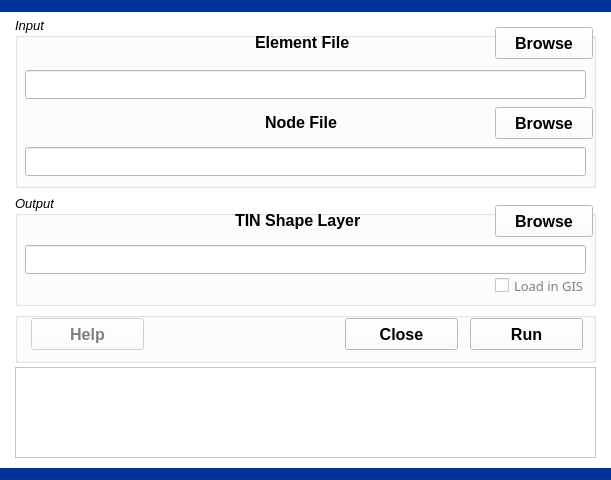
Before: the Qt Designer form 4DomainDecomposition/3TINShapeLayer/tinshapelayer.ui in leonard-psu/PIHMgis, drawn with Qt 5.
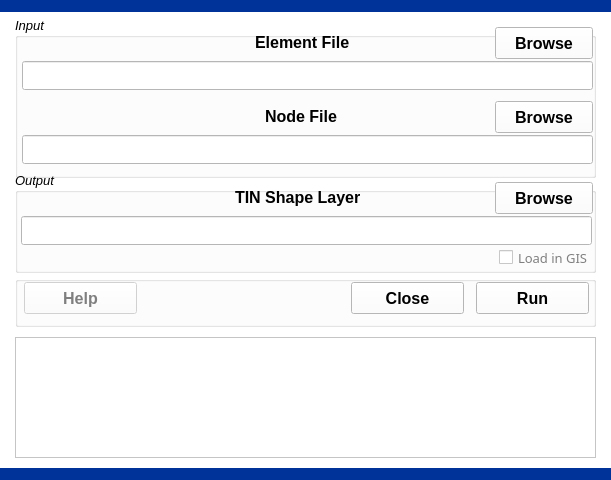
After: the same form once the commit is applied.

What changed in the file:
```diff
--- a/4DomainDecomposition/3TINShapeLayer/tinshapelayer.ui
+++ b/4DomainDecomposition/3TINShapeLayer/tinshapelayer.ui
@@ -438,7 +438,7 @@
    <property name="geometry">
     <rect>
      <x>15</x>
-     <y>312</y>
+     <y>276</y>
      <width>581</width>
      <height>51</height>
     </rect>
@@ -452,7 +452,7 @@
     </property>
     <property name="geometry">
      <rect>
-      <x>16</x>
+      <x>9</x>
       <y>6</y>
       <width>113</width>
       <height>32</height>
@@ -476,7 +476,7 @@
    <widget class="QPushButton" name="pushButtonClose">
     <property name="geometry">
      <rect>
-      <x>330</x>
+      <x>336</x>
       <y>6</y>
       <width>113</width>
       <height>32</height>
@@ -500,7 +500,7 @@
    <widget class="QPushButton" name="pushButtonRun">
     <property name="geometry">
      <rect>
-      <x>455</x>
+      <x>461</x>
       <y>6</y>
       <width>113</width>
       <height>32</height>
@@ -975,9 +975,9 @@
    <property name="geometry">
     <rect>
      <x>15</x>
-     <y>195</y>
+     <y>172</y>
      <width>581</width>
-     <height>111</height>
+     <height>101</height>
     </rect>
    </property>
    <property name="font">
@@ -1037,16 +1037,17 @@
    <widget class="QLineEdit" name="lineEditTINFile">
     <property name="geometry">
      <rect>
-      <x>10</x>
-      <y>50</y>
-      <width>561</width>
+      <x>6</x>
+      <y>44</y>
+      <width>571</width>
       <height>29</height>
      </rect>
     </property>
     <property name="font">
      <font>
-      <pointsize>10</pointsize>
+      <pointsize>11</pointsize>
       <weight>75</weight>
+      <italic>false</italic>
       <bold>true</bold>
      </font>
     </property>
@@ -1063,8 +1064,8 @@
     </property>
     <property name="geometry">
      <rect>
-      <x>480</x>
-      <y>80</y>
+      <x>484</x>
+      <y>75</y>
       <width>91</width>
       <height>21</height>
      </rect>
@@ -1541,11 +1542,16 @@
    <property name="geometry">
     <rect>
      <x>15</x>
-     <y>367</y>
+     <y>337</y>
      <width>581</width>
-     <height>91</height>
+     <height>121</height>
     </rect>
    </property>
+   <property name="font">
+    <font>
+     <pointsize>11</pointsize>
+    </font>
+   </property>
    <property name="lineWrapMode">
     <enum>QTextEdit::NoWrap</enum>
    </property>
@@ -1556,7 +1562,7 @@
      <x>15</x>
      <y>17</y>
      <width>581</width>
-     <height>171</height>
+     <height>161</height>
     </rect>
    </property>
    <property name="font">
@@ -1622,35 +1628,36 @@
    <widget class="QLineEdit" name="lineEditElementFile">
     <property name="geometry">
      <rect>
-      <x>10</x>
-      <y>53</y>
-      <width>561</width>
+      <x>7</x>
+      <y>44</y>
+      <width>571</width>
       <height>29</height>
      </rect>
     </property>
     <property name="font">
      <font>
-      <pointsize>10</pointsize>
-      <weight>50</weight>
+      <pointsize>11</pointsize>
+      <weight>75</weight>
       <italic>false</italic>
-      <bold>false</bold>
+      <bold>true</bold>
      </font>
     </property>
    </widget>
    <widget class="QLineEdit" name="lineEditNodeFile">
     <property name="geometry">
      <rect>
-      <x>10</x>
-      <y>130</y>
-      <width>561</width>
+      <x>7</x>
+      <y>118</y>
+      <width>571</width>
       <height>29</height>
      </rect>
     </property>
     <property name="font">
      <font>
-      <pointsize>10</pointsize>
-      <weight>50</weight>
-      <bold>false</bold>
+      <pointsize>11</pointsize>
+      <weight>75</weight>
+      <italic>false</italic>
+      <bold>true</bold>
      </font>
     </property>
    </widget>
@@ -1658,7 +1665,7 @@
     <property name="geometry">
      <rect>
       <x>480</x>
-      <y>90</y>
+      <y>84</y>
       <width>98</width>
       <height>32</height>
      </rect>
@@ -1689,7 +1696,7 @@
     <property name="geometry">
      <rect>
       <x>250</x>
-      <y>90</y>
+      <y>84</y>
       <width>87</width>
       <height>31</height>
      </rect>
```
